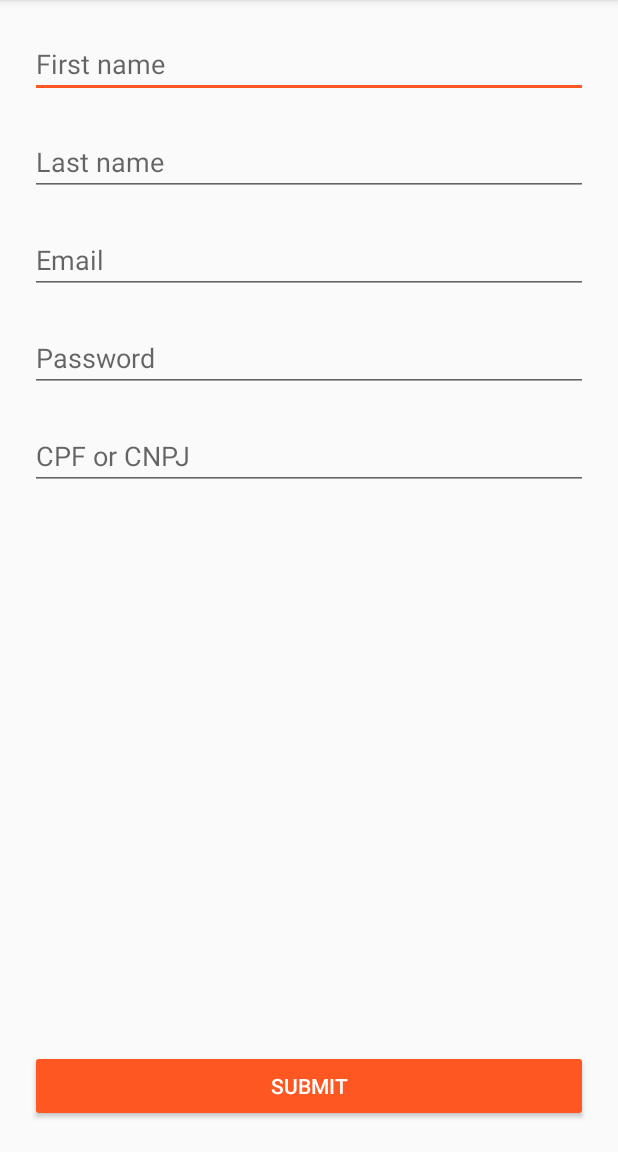
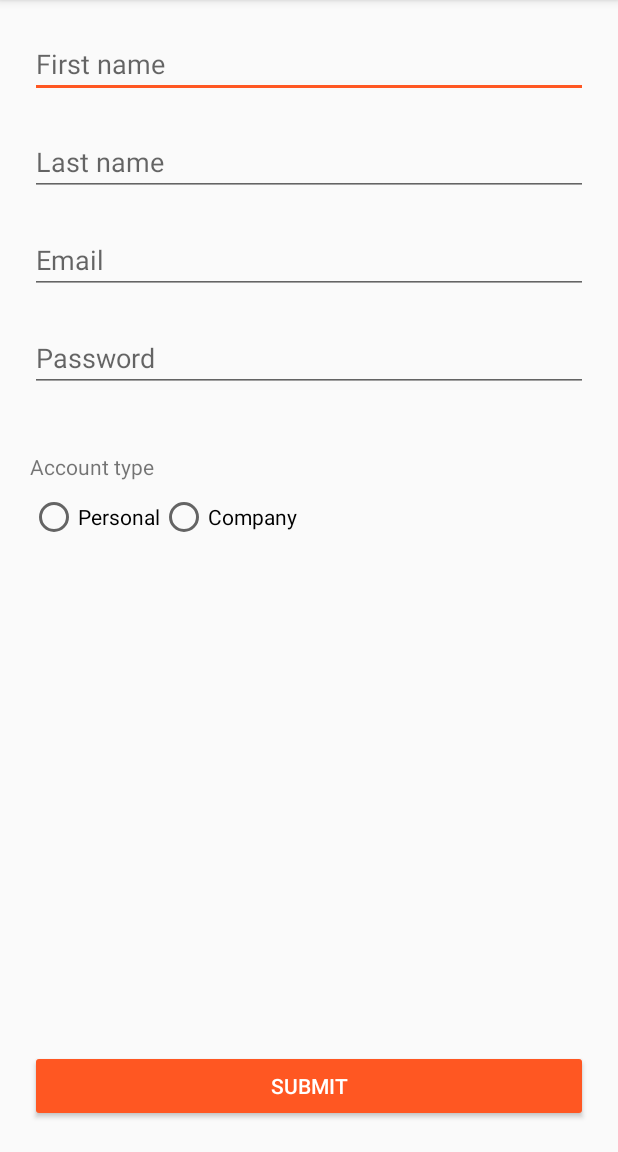
Before and after one commit to grascovit/android-sample, an Android app: the RegisterActivity screen opened directly, with no data from a screen before it, on a phone screen of 412 x 824 dp, the part 84-1236 px from its top. Run offline under Robolectric (Android 15) with nearby library versions, the phone set to English and light mode, and no system bars; our stand-ins replace ButterKnife.

```diff
--- a/app/src/main/java/br/com/codinglab/myapplication/activities/RegisterActivity.java
+++ b/app/src/main/java/br/com/codinglab/myapplication/activities/RegisterActivity.java
@@ -2,14 +2,99 @@ package br.com.codinglab.myapplication.activities;
 
 import android.support.v7.app.AppCompatActivity;
 import android.os.Bundle;
+import android.view.View;
+import android.widget.EditText;
+import android.widget.ProgressBar;
+import android.widget.RadioButton;
+import android.widget.RadioGroup;
 
 import br.com.codinglab.myapplication.R;
+import br.com.codinglab.myapplication.models.RegisterBody;
+import br.com.codinglab.myapplication.models.User;
+import br.com.codinglab.myapplication.requests.ApiClient;
+import br.com.codinglab.myapplication.requests.UserRequest;
+import br.com.codinglab.myapplication.services.UserService;
+import butterknife.BindView;
+import butterknife.ButterKnife;
+import butterknife.OnClick;
 
 public class RegisterActivity extends AppCompatActivity {
+    @BindView(R.id.editTextRegisterFirstName)
+    EditText firstName;
+
+    @BindView(R.id.editTextRegisterLastName)
+    EditText lastName;
+
+    @BindView(R.id.editTextRegisterEmail)
+    EditText email;
+
+    @BindView(R.id.editTextRegisterPassword)
+    EditText password;
+
+    @BindView(R.id.editTextRegisterCpf)
+    EditText cpf;
+
+    @BindView(R.id.editTextRegisterCnpj)
+    EditText cnpj;
+
+    @BindView(R.id.radioGroupFinancialDocument)
+    RadioGroup financialDocumentGroup;
+
+    @BindView(R.id.radioButtonPersonal)
+    RadioButton personalRadioButton;
+
+    @BindView(R.id.radioButtonCompany)
+    RadioButton companyRadioButton;
+
+    private String financialDocumentType;
+    private String financialDocument;
 
     @Override
     protected void onCreate(Bundle savedInstanceState) {
         super.onCreate(savedInstanceState);
         setContentView(R.layout.activity_register);
+        ButterKnife.bind(this);
+    }
+
+    @OnClick(R.id.radioButtonPersonal)
+    public void showCpfEditText() {
+        cnpj.setVisibility(View.GONE);
+        cpf.setVisibility(View.VISIBLE);
+    }
+
+    @OnClick(R.id.radioButtonCompany)
+    public void showCnpjEditText() {
+        cpf.setVisibility(View.GONE);
+        cnpj.setVisibility(View.VISIBLE);
+    }
+
+    @OnClick(R.id.buttonRegister)
+    public void registerUser() {
+        ProgressBar progressBar = findViewById(R.id.progressBarRegister);
+        progressBar.setVisibility(View.VISIBLE);
+
+        setFinancialDocument();
+
+        if (financialDocument == null) {
+            progressBar.setVisibility(View.GONE);
+        }
+
+        User user = new User(firstName.getText().toString(), lastName.getText().toString(),
+                email.getText().toString(), password.getText().toString(), financialDocument,
+                financialDocumentType);
+        RegisterBody registerBody = new RegisterBody(user);
+        UserService userService = ApiClient.getUserService();
+        UserRequest userRequest = new UserRequest(findViewById(R.id.registerActivity), getApplicationContext(), progressBar);
+        userService.registerUser(registerBody).enqueue(userRequest);
+    }
+
+    private void setFinancialDocument() {
+        if (financialDocumentGroup.getCheckedRadioButtonId() == R.id.radioButtonPersonal) {
+            financialDocument = cpf.getText().toString();
+            financialDocumentType = "cpf";
+        } else if (financialDocumentGroup.getCheckedRadioButtonId() == R.id.radioButtonCompany) {
+            financialDocument = cnpj.getText().toString();
+            financialDocumentType = "cnpj";
+        }
     }
 }
--- a/app/src/main/java/br/com/codinglab/myapplication/requests/ApiClient.java
+++ b/app/src/main/java/br/com/codinglab/myapplication/requests/ApiClient.java
@@ -6,6 +6,7 @@ import com.google.gson.GsonBuilder;
 import br.com.codinglab.myapplication.models.Client;
 import br.com.codinglab.myapplication.services.ClientService;
 import br.com.codinglab.myapplication.services.LoginService;
+import br.com.codinglab.myapplication.services.UserService;
 import retrofit2.Retrofit;
 import retrofit2.converter.gson.GsonConverterFactory;
 
@@ -27,4 +28,8 @@ public class ApiClient {
     public static ClientService getClientService() {
         return API_CLIENT.create(ClientService.class);
     }
+
+    public static UserService getUserService() {
+        return API_CLIENT.create(UserService.class);
+    }
 }
--- /dev/null
+++ b/app/src/main/java/br/com/codinglab/myapplication/services/UserService.java
@@ -0,0 +1,12 @@
+package br.com.codinglab.myapplication.services;
+
+import br.com.codinglab.myapplication.models.RegisterBody;
+import br.com.codinglab.myapplication.models.UserToken;
+import retrofit2.Call;
+import retrofit2.http.Body;
+import retrofit2.http.POST;
+
+public interface UserService {
+    @POST("users")
+    Call<UserToken> registerUser(@Body RegisterBody registerBody);
+}
--- a/app/src/main/res/layout/activity_register.xml
+++ b/app/src/main/res/layout/activity_register.xml
@@ -2,6 +2,7 @@
 <android.support.constraint.ConstraintLayout xmlns:android="http://schemas.android.com/apk/res/android"
     xmlns:app="http://schemas.android.com/apk/res-auto"
     xmlns:tools="http://schemas.android.com/tools"
+    android:id="@+id/registerActivity"
     android:layout_width="match_parent"
     android:layout_height="match_parent"
     tools:context="br.com.codinglab.myapplication.activities.RegisterActivity">
@@ -65,19 +66,87 @@
         app:layout_constraintStart_toStartOf="parent"
         app:layout_constraintTop_toBottomOf="@+id/editTextRegisterEmail" />
 
-    <EditText
-        android:id="@+id/editTextRegisterFinancialDocument"
+    <LinearLayout
+        android:id="@+id/layoutFinancialDocument"
         android:layout_width="match_parent"
         android:layout_height="wrap_content"
         android:layout_marginEnd="20dp"
         android:layout_marginStart="20dp"
         android:layout_marginTop="20dp"
-        android:ems="10"
-        android:hint="@string/financial_document"
-        android:inputType="number"
+        android:orientation="vertical"
         app:layout_constraintEnd_toEndOf="parent"
         app:layout_constraintStart_toStartOf="parent"
-        app:layout_constraintTop_toBottomOf="@+id/editTextRegisterPassword" />
+        app:layout_constraintTop_toBottomOf="@+id/editTextRegisterPassword">
+
+        <EditText
+            android:id="@+id/editTextRegisterCpf"
+            android:layout_width="match_parent"
+            android:layout_height="wrap_content"
+            android:ems="10"
+            android:hint="@string/cpf"
+            android:inputType="number"
+            android:visibility="gone" />
+
+        <EditText
+            android:id="@+id/editTextRegisterCnpj"
+            android:layout_width="match_parent"
+            android:layout_height="wrap_content"
+            android:ems="10"
+            android:hint="@string/cnpj"
+            android:inputType="number"
+            android:visibility="gone" />
+    </LinearLayout>
+
+    <TextView
+        android:id="@+id/textViewAccountType"
+        android:layout_width="wrap_content"
+        android:layout_height="wrap_content"
+        android:layout_marginStart="20dp"
+        android:layout_marginTop="20dp"
+        android:text="@string/type"
+        app:layout_constraintStart_toStartOf="parent"
+        app:layout_constraintTop_toBottomOf="@+id/layoutFinancialDocument" />
+
+    <RadioGroup
+        android:id="@+id/radioGroupFinancialDocument"
+        android:layout_width="match_parent"
+        android:layout_height="wrap_content"
+        android:layout_marginEnd="20dp"
+        android:layout_marginStart="20dp"
+        android:layout_marginTop="8dp"
+        android:orientation="horizontal"
+        app:layout_constraintEnd_toEndOf="parent"
+        app:layout_constraintHorizontal_bias="0.0"
+        app:layout_constraintStart_toStartOf="parent"
+        app:layout_constraintTop_toBottomOf="@+id/textViewAccountType">
+
+        <RadioButton
+            android:id="@+id/radioButtonPersonal"
+            android:layout_width="wrap_content"
+            android:layout_height="wrap_content"
+            android:text="@string/personal" />
+
+        <RadioButton
+            android:id="@+id/radioButtonCompany"
+            android:layout_width="wrap_content"
+            android:layout_height="wrap_content"
+            android:text="@string/company" />
+    </RadioGroup>
+
+    <ProgressBar
+        android:id="@+id/progressBarRegister"
+        style="?android:attr/progressBarStyle"
+        android:layout_width="wrap_content"
+        android:layout_height="wrap_content"
+        android:layout_marginBottom="8dp"
+        android:layout_marginEnd="8dp"
+        android:layout_marginStart="8dp"
+        android:layout_marginTop="8dp"
+        android:visibility="gone"
+        app:layout_constraintBottom_toTopOf="@+id/buttonRegister"
+        app:layout_constraintEnd_toEndOf="parent"
+        app:layout_constraintStart_toStartOf="parent"
+        app:layout_constraintTop_toBottomOf="@+id/radioGroupFinancialDocument" />
 
     <Button
         android:id="@+id/buttonRegister"
@@ -90,7 +159,6 @@
         android:text="@string/register_button"
         app:layout_constraintBottom_toBottomOf="parent"
         app:layout_constraintEnd_toEndOf="parent"
-        app:layout_constraintHorizontal_bias="0.498"
         app:layout_constraintStart_toStartOf="parent" />
 
 </android.support.constraint.ConstraintLayout>
--- a/app/src/main/res/values/strings.xml
+++ b/app/src/main/res/values/strings.xml
@@ -3,7 +3,11 @@
     <string name="app_name">My Application</string>
     <string name="first_name">First name</string>
     <string name="last_name">Last name</string>
-    <string name="financial_document">CPF or CNPJ</string>
+    <string name="type">Account type</string>
+    <string name="personal">Personal</string>
+    <string name="company">Company</string>
+    <string name="cpf">CPF</string>
+    <string name="cnpj">CNPJ</string>
     <string name="email">Email</string>
     <string name="password">Password</string>
     <string name="login_button">Login</string>
@@ -11,5 +15,6 @@
     <string name="forgot_password_button">Forgot password?</string>
     <string name="app_logo">Application logo</string>
     <string name="wrong_user_or_password">Wrong user or password</string>
+    <string name="wrong_data">Something is wrong with the provided data</string>
     <string name="request_error">Oops! Something went wrong. Our engineers have been notified.</string>
 </resources>
```
Also changed, not shown: app/src/main/java/br/com/codinglab/myapplication/models/RegisterBody.java (added, +12 -0 lines), app/src/main/java/br/com/codinglab/myapplication/models/User.java (+22 -3 lines), app/src/main/java/br/com/codinglab/myapplication/requests/UserRequest.java (added, +52 -0 lines), 1 other file.
